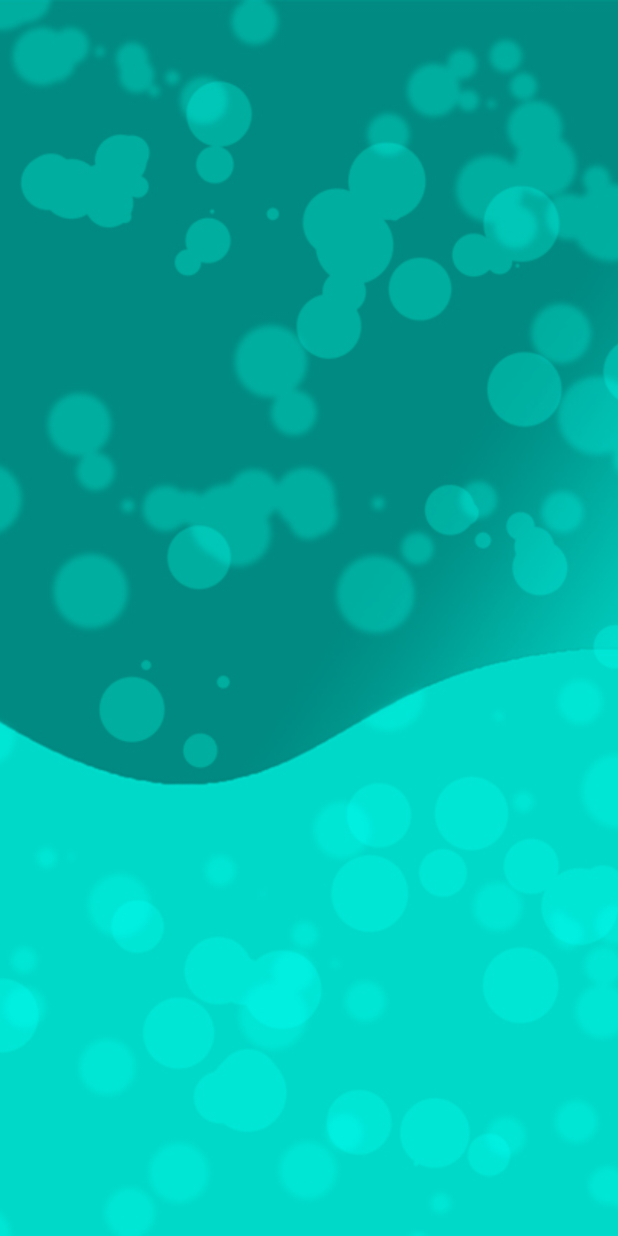
After one commit to IkromR/QuizBrain, an Android app: the Level1 screen opened directly, with no data from a screen before it, on a phone screen of 412 x 824 dp. The commit adds this screen. Run offline under Robolectric (Android 15) with nearby library versions, the light colour scheme and no system bars.

Commit message:
first level in my game application

```diff
--- /dev/null
+++ b/app/src/main/java/brain/radzhabov/quiz/Level1.java
@@ -0,0 +1,20 @@
+package brain.radzhabov.quiz;
+
+import androidx.appcompat.app.AppCompatActivity;
+import android.os.Bundle;
+import android.view.Window;
+import android.view.WindowManager;
+
+public class Level1 extends AppCompatActivity {
+
+    @Override
+    protected void onCreate(Bundle savedInstanceState) {
+        super.onCreate(savedInstanceState);
+        setContentView(R.layout.universal);
+
+        // Приложение на весь экран - начало
+        Window w = getWindow();
+        w.setFlags(WindowManager.LayoutParams.FLAG_LAYOUT_NO_LIMITS, WindowManager.LayoutParams.FLAG_LAYOUT_NO_LIMITS);
+        // Приложение на весь экран - конец
+    }
+}
--- a/app/src/main/java/brain/radzhabov/quiz/MainActivity.java
+++ b/app/src/main/java/brain/radzhabov/quiz/MainActivity.java
@@ -30,7 +30,9 @@ public class MainActivity extends AppCompatActivity {
                     Intent intent = new Intent(MainActivity.this, GameLevels.class);
                     startActivity(intent);
                     finish();
-                } catch(Exception e) {}
+                } catch(Exception e) {
+                    //пусто
+                }
             }
         });
     }
--- /dev/null
+++ b/app/src/main/res/layout/universal.xml
@@ -0,0 +1,14 @@
+<?xml version="1.0" encoding="utf-8"?>
+<RelativeLayout xmlns:android="http://schemas.android.com/apk/res/android"
+    android:layout_width="match_parent"
+    android:layout_height="match_parent"
+    android:orientation="vertical"
+    >
+
+    <ImageView
+        android:id="@+id/background"
+        android:layout_width="match_parent"
+        android:layout_height="match_parent"
+        android:scaleType="centerCrop"
+        android:src="@drawable/level1" />
+</RelativeLayout>
```
Also changed, not shown: app/src/main/AndroidManifest.xml (+16 -2 lines), app/src/main/java/brain/radzhabov/quiz/GameLevels.java (+31 -5 lines), app/src/main/res/drawable-v24/level1.jpg (added).
